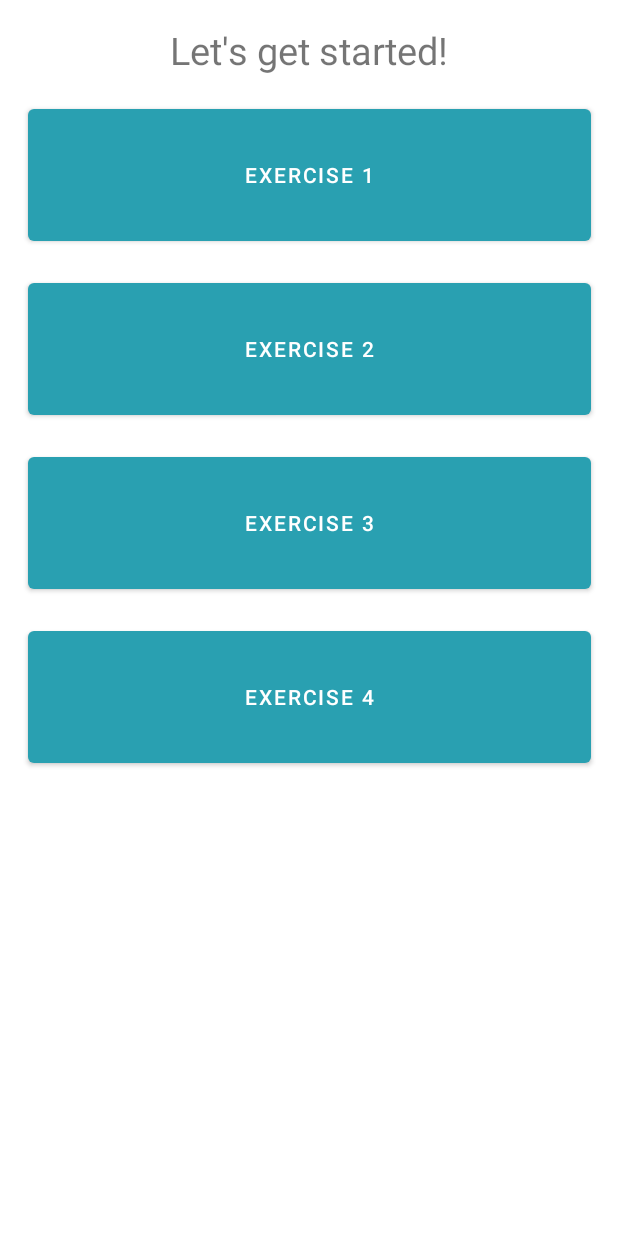
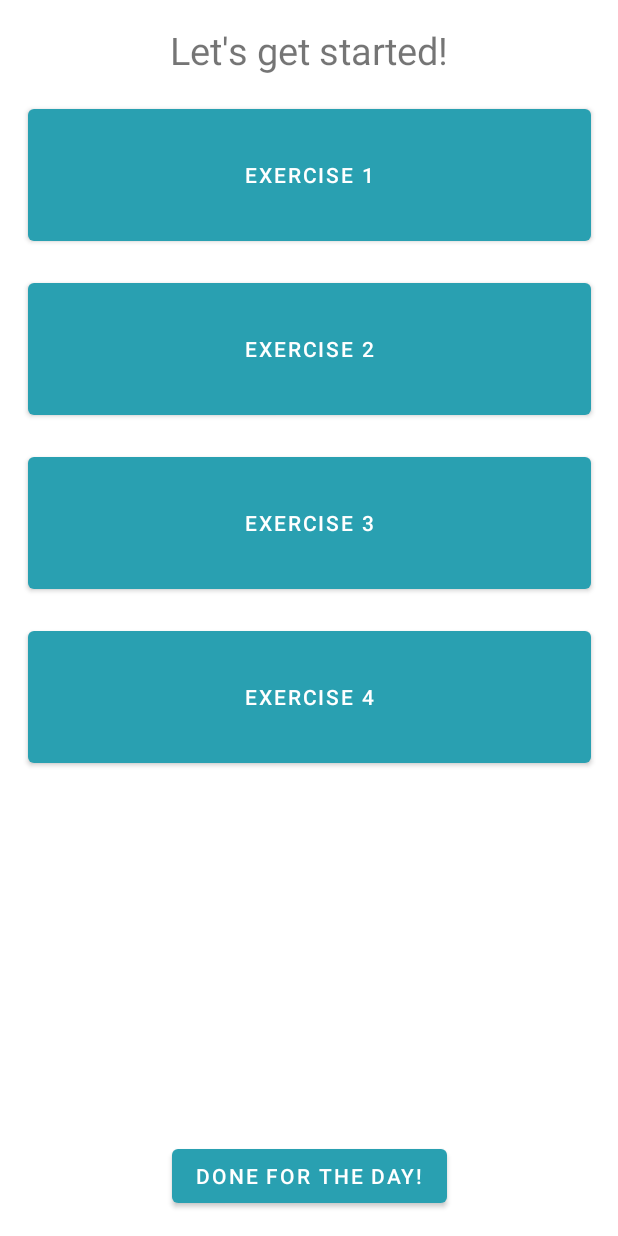
Before and after one commit to David-J-Rogers/DHP2, an Android app: the layout activity_milestone.xml on its own in the app's theme, with its tools: preview values and no code run, on a phone screen of 412 x 824 dp. Run offline under Robolectric (Android 15) with nearby library versions, the phone set to English and light mode, and no system bars.

Commit message:
gamification + bug fixes

```diff
--- a/app/build.gradle.kts
+++ b/app/build.gradle.kts
@@ -49,6 +49,7 @@ dependencies {
     implementation("androidx.navigation:navigation-fragment-ktx:2.7.4")
     implementation("androidx.navigation:navigation-ui-ktx:2.7.4")
     implementation("com.google.android.gms:play-services-auth:19.2.0") // Google Login
+    implementation("com.github.jinatonic.confetti:confetti:1.1.2")
 
     testImplementation("junit:junit:4.13.2")
     androidTestImplementation("androidx.test.ext:junit:1.1.5")
--- a/app/src/main/java/com/example/dhp2/ExerciseManager.java
+++ b/app/src/main/java/com/example/dhp2/ExerciseManager.java
@@ -22,7 +22,7 @@ public class ExerciseManager {
         this.context = context;
         sharedPreferences = context.getSharedPreferences("ExerciseManager", Context.MODE_PRIVATE);
 
-        for (int i = 2; i <= 4; i++) {
+        for (int i = 2; i <= 2; i++) {
             sharedPreferences.edit().putBoolean("exercise" + i, false).apply();
         }
     }
--- a/app/src/main/res/layout/activity_milestone.xml
+++ b/app/src/main/res/layout/activity_milestone.xml
@@ -5,7 +5,8 @@
     xmlns:tools="http://schemas.android.com/tools"
     android:layout_width="match_parent"
     android:layout_height="match_parent"
-    tools:context=".ui.home.HomeFragment" >
+    tools:context=".ui.home.HomeFragment"
+    android:id="@+id/milestoneLayout">
 
     <TextView
         android:id="@+id/milestoneStatusTextView"
@@ -59,4 +60,18 @@
         app:layout_constraintEnd_toEndOf="parent"
         android:text="Exercise 4" />
 
+    <Button
+        android:id="@+id/doneButton"
+        android:layout_width="wrap_content"
+        android:layout_height="wrap_content"
+        android:text="Done for the day!"
+        app:layout_constraintBottom_toBottomOf="parent"
+        app:layout_constraintEnd_toEndOf="parent"
+        app:layout_constraintStart_toStartOf="parent"
+        android:layout_margin="16dp"
+        />
+
+
+
+
 </androidx.constraintlayout.widget.ConstraintLayout>
--- a/app/src/main/res/values/strings.xml
+++ b/app/src/main/res/values/strings.xml
@@ -7,10 +7,8 @@
     <string name="nav_header_desc">Navigation header</string>
     <string name="action_settings">Settings</string>
 
-    <string name="menu_home">Home</string>
-    <string name="menu_gallery">Gallery</string>
-    <string name="menu_slideshow">Slideshow</string>
-    <string name="exercise_description"> X </string>
+    <string name="menu_home">Milestones</string>
+
 
     <string name="exercise1_description">While lying down, move the foot up and down. This helps with circulation and reduces the risk of developing blood clots. Do it often, around every 5 to 10 minutes. Continue this for the entire recovery process.</string>
     <string name="exercise2_description">Rotate your ankle towards your opposite foot and then away from it. Complete this rotation 5 times in each direction. Allocate about 3 minutes for this exercise. Aim for 3 to 4 sessions daily. </string>
```
Also changed, not shown: app/src/main/java/com/example/dhp2/MilestoneActivity.java (+49 -0 lines), app/src/main/res/layout/fragment_slideshow.xml (deleted, +0 -23 lines).
